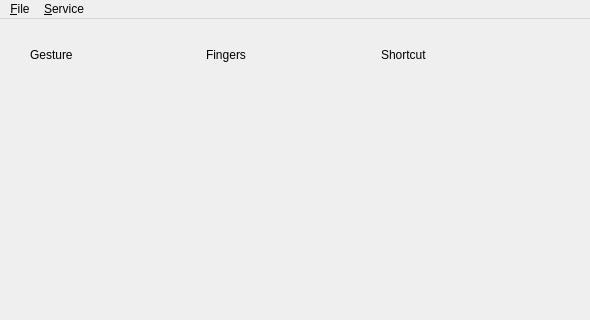
This is main_window.ui in OneAdder/libinput_gestures_qt as Qt 5 draws it before an edit; both pictures show x 0 to 590 and y 0 to 320 of the 590 by 511 pixel window. The edited form follows.
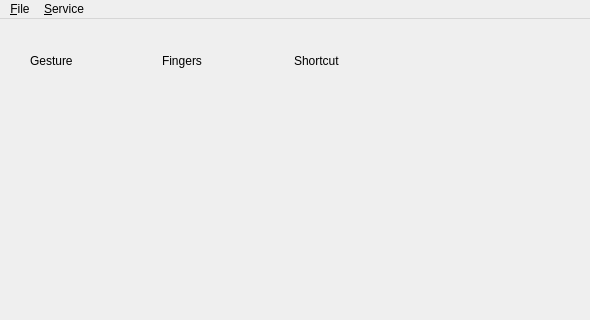
This is the edited form.

Commit message: implemented delete buttons

```diff
--- a/main_window.ui
+++ b/main_window.ui
@@ -20,31 +20,38 @@
       <x>30</x>
       <y>20</y>
       <width>521</width>
-      <height>31</height>
+      <height>44</height>
      </rect>
     </property>
     <layout class="QGridLayout" name="gridLayout">
-     <item row="0" column="0">
+     <item row="0" column="1">
       <widget class="QLabel" name="label_2">
        <property name="text">
         <string>Gesture</string>
        </property>
       </widget>
      </item>
-     <item row="0" column="1">
+     <item row="0" column="2">
       <widget class="QLabel" name="label">
        <property name="text">
         <string>Fingers</string>
        </property>
       </widget>
      </item>
-     <item row="0" column="2">
+     <item row="0" column="4">
       <widget class="QLabel" name="label_3">
        <property name="text">
         <string>Shortcut</string>
        </property>
       </widget>
      </item>
+     <item row="0" column="5">
+      <widget class="QLabel" name="label_4">
+       <property name="text">
+        <string/>
+       </property>
+      </widget>
+     </item>
     </layout>
    </widget>
    <widget class="QWidget" name="verticalLayoutWidget">
```
Left out of the diff: 2 changed lines with no effect on the pictures. The commit also changes 2 other files.
